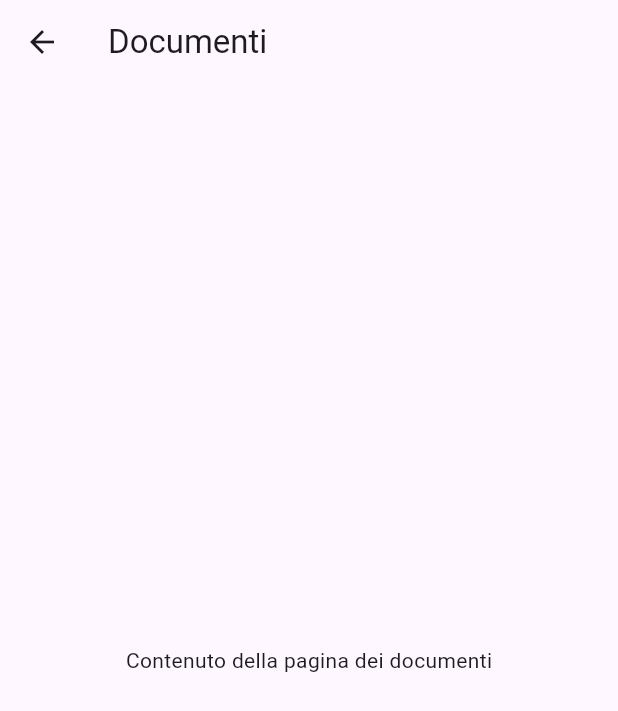
After one commit to AlessandroAH/air, a Flutter app: the DocumentiPage screen opened directly, on a phone screen of 412 x 824 dp. The commit adds this screen. Shown: the top 711 px of the screen. Run offline on Flutter 3.47's test engine with Material 3 defaults, Android fonts, the phone set to English and light mode, and no system bars.

Commit message:
Aggiunta della pagina Documenti

```diff
--- /dev/null
+++ b/flutter_application_1/lib/documenti_page.dart
@@ -0,0 +1,13 @@
+import 'package:flutter/material.dart';
+
+class DocumentiPage extends StatelessWidget {
+  @override
+  Widget build(BuildContext context) {
+    return Scaffold(
+      appBar: AppBar(title: Text('Documenti')),
+      body: Center(
+        child: Text('Contenuto della pagina dei documenti'),
+      ),
+    );
+  }
+}
```
Also changed, not shown: flutter_application_1/lib/main.dart (+15 -5 lines).
